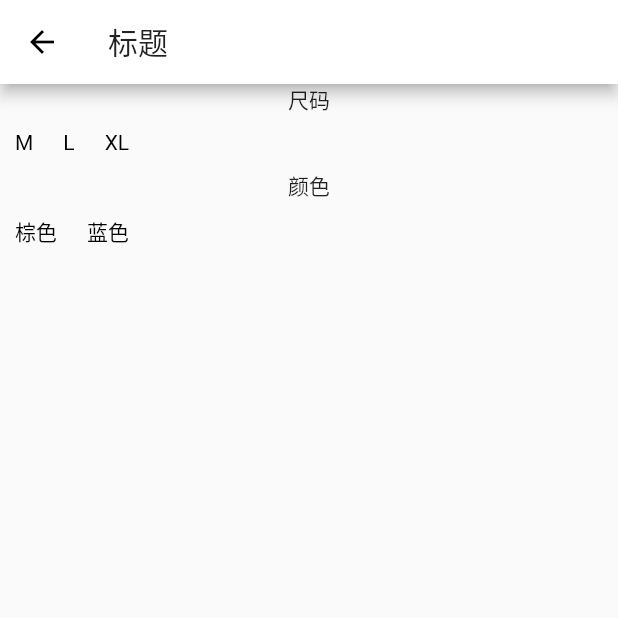
After one commit to yangchunboy/flutter, a Flutter app: the screen it shows after launch, after a tap on "点击跳转详情页面", on a phone screen of 412 x 824 dp, the top half of it. The commit adds this screen. Run offline on Flutter 3.47's test engine with Material 2 defaults, Android fonts, the phone set to English and light mode, and no system bars; our stand-ins replace dio, flutter_screenutil.

Commit message:
写了一个简单的例子

```diff
--- /dev/null
+++ b/lib/pages/detail/DetailPage.dart
@@ -0,0 +1,128 @@
+import 'package:flutter/material.dart';
+import 'package:flutter/widgets.dart';
+
+class DetailPage extends StatefulWidget {
+  final Map params;
+  DetailPage({this.params});
+
+  @override
+  _DetailPage createState() {
+    return _DetailPage();
+  }
+}
+
+class _DetailPage extends State<DetailPage> {
+  List<Map> list = [
+    {
+      "attr_group_id": 1,
+      "attr_group_name": "尺码",
+      "attr_list": [
+        {"attr_id": 1, "attr_name": "M", "pic_url": ""},
+        {"attr_id": 2, "attr_name": "L", "pic_url": ""},
+        {"attr_id": 3, "attr_name": "XL", "pic_url": ""}
+      ]
+    },
+    {
+      "attr_group_id": 2,
+      "attr_group_name": "颜色",
+      "attr_list": [
+        {
+          "attr_id": 4,
+          "attr_name": "棕色",
+          "pic_url":
+              "http://gd1.alicdn.com/imgextra/i2/1730262078/O1CN01jJN0fo1RDla5BFcC0_!!1730262078.jpg"
+        },
+        {
+          "attr_id": 5,
+          "attr_name": "蓝色",
+          "pic_url":
+              "http://gd2.alicdn.com/imgextra/i2/1730262078/O1CN01UGbCqR1RDlZmiistO_!!1730262078.jpg"
+        }
+      ]
+    }
+  ];
+
+  List<int> selectedSizeList = [];
+  List<int> selectedColorList = [];
+  // List<int> selectedList = [];
+
+  @override
+  Widget build(BuildContext context) {
+    return Scaffold(
+      appBar: AppBar(
+        title: Text('标题'),
+      ),
+      body: Column(
+        mainAxisAlignment: MainAxisAlignment.start,
+        children: <Widget>[
+          ..._getCategory()
+        ]
+      ),
+    );
+  }
+
+  // 设置选中的详情
+  void selectItem(int itemId, int groupId) {
+    if (groupId == 1) {
+      setState(() {
+        selectedSizeList = [itemId];
+      });
+    } else {
+      setState(() {
+        selectedColorList = [itemId];
+      });
+    }
+  }
+
+  // 判断选中的展示红色，没选中的展示红色
+  Widget judgeColor(int groupId, int itemId, String name) {
+    if ((groupId == 1 && selectedSizeList.contains(itemId)) || (groupId == 2 && selectedColorList.contains(itemId))) {
+      return Text(
+        name,
+        style: TextStyle(
+          color: Colors.red
+        ),
+      );
+    }
+    return Text(
+      name,
+      style: TextStyle(
+        color: Colors.black
+      ),
+    );
+  }
+
+  // 生成类目下的子节点
+  List<Widget> _getChildItem(List<Map<String, dynamic>> arr, int groupId) {
+    List<Widget> children = [];
+    arr.forEach((element) {
+      children.add(
+        Padding(
+          padding: EdgeInsets.all(10),
+          child: InkWell(
+            onTap: () {
+              selectItem(element['attr_id'], groupId);
+            },
+            child: judgeColor(groupId, element['attr_id'], element['attr_name'])
+          )
+        )
+      );
+    });
+    return children;
+  }
+
+  // 生成类目
+  List<Widget> _getCategory() {
+    List<Widget> children = [];
+    list.forEach((element) {
+      children.add(Text(element['attr_group_name']));
+      children.add(
+        Row(
+          children: _getChildItem(element['attr_list'], element['attr_group_id'])
+        )
+      );
+    });
+    return children;
+  }
+
+}
--- a/lib/pages/home/HomePage.dart
+++ b/lib/pages/home/HomePage.dart
@@ -32,6 +32,12 @@ class _HomePageState extends State<HomePage>{
               Navigator.pushNamed(context, '/product', arguments: { 'productId': '1111' });
             },
             child: Text('点击我跳转商品页面并携带参数'),
+          ),
+          FlatButton(
+            onPressed: () {
+              Navigator.pushNamed(context, '/detail');
+            },
+            child: Text('点击跳转详情页面'),
           )
         ],
       )
--- a/lib/router/router.dart
+++ b/lib/router/router.dart
@@ -1,12 +1,14 @@
 import 'package:flutter/material.dart';
 import 'package:app/pages/home/HomePage.dart';
 import 'package:app/pages/product/ProductPage.dart';
+import 'package:app/pages/detail/DetailPage.dart';
 
 
 class Router {
   static Map routes = {
     '/': (params) => HomePage(),
-    '/product': (params) => ProductPage(params: params)
+    '/product': (params) => ProductPage(params: params),
+    '/detail': (params) => DetailPage()
   };
 
   static onGenerateRoute(settings) {
```
